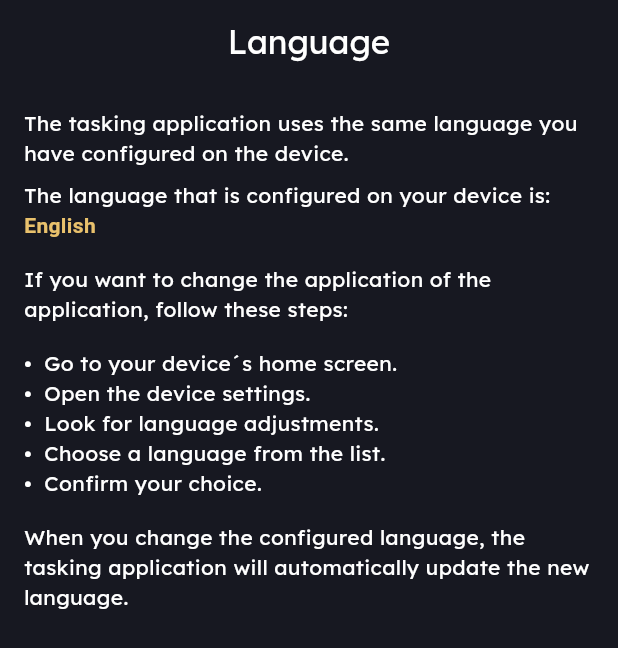
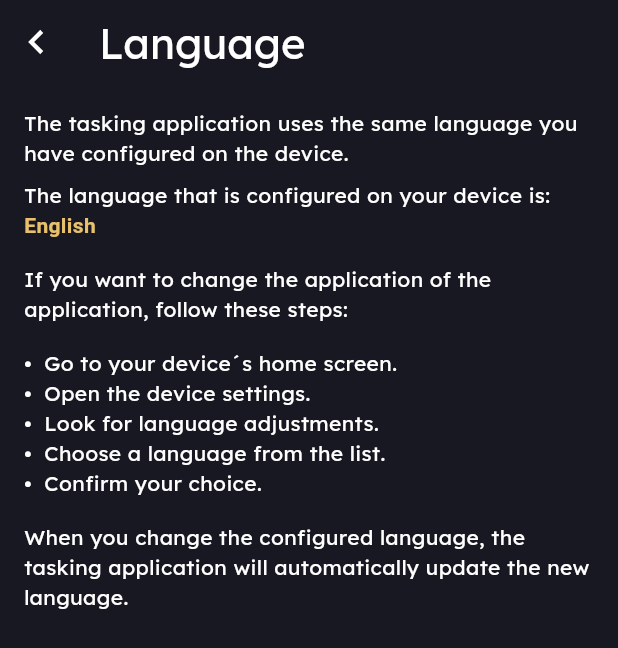
Before and after one commit to axelromandev/tasking_app, a Flutter app: the LanguagePage screen opened by its route, on a phone screen of 412 x 824 dp. Shown: the top 648 px of the screen. Run offline on Flutter 3.47's test engine with Material 3 defaults, Android fonts, the phone set to English and light mode, and no system bars; our stand-ins replace firebase_auth, firebase_core, flutter_dotenv, flutter_local_notifications, flutter_riverpod, flutter_svg and 14 more; missing offline and left inert: flex_color_picker; accounts and stored records are empty; generated files the repository leaves out were written again.

Commit message:
🧹 chore: Update code formatting and improve readability

```diff
--- a/analysis_options.yaml
+++ b/analysis_options.yaml
@@ -2,7 +2,7 @@ include: package:flutter_lints/flutter.yaml
 
 analyzer:
   errors:
-    todo: info
+    todo: warning
     prefer_const_constructors: warning
     avoid_empty_else: error
 
--- a/lib/features/presentation/pages/language_page.dart
+++ b/lib/features/presentation/pages/language_page.dart
@@ -1,5 +1,7 @@
 import 'package:flutter/material.dart';
 import 'package:gap/gap.dart';
+import 'package:go_router/go_router.dart';
+import 'package:icons_plus/icons_plus.dart';
 
 import '../../../config/const/constants.dart';
 import '../../../generated/l10n.dart';
@@ -9,6 +11,7 @@ class LanguagePage extends StatelessWidget {
 
   @override
   Widget build(BuildContext context) {
+    final style = Theme.of(context).textTheme;
     final colors = Theme.of(context).colorScheme;
 
     String language = Localizations.localeOf(context).languageCode == 'en'
@@ -17,11 +20,16 @@ class LanguagePage extends StatelessWidget {
 
     return Scaffold(
       appBar: AppBar(
+        leading: IconButton(
+          onPressed: () => context.pop(),
+          icon: const Icon(BoxIcons.bx_chevron_left, size: 35),
+        ),
+        leadingWidth: 50,
         title: Text(
           S.of(context).language,
-          style: const TextStyle(color: Colors.white),
+          style: style.headlineMedium,
         ),
-        centerTitle: true,
+        centerTitle: false,
       ),
       body: Container(
         padding: const EdgeInsets.all(defaultPadding),
--- a/lib/features/presentation/providers/list_tasks_provider.dart
+++ b/lib/features/presentation/providers/list_tasks_provider.dart
@@ -38,7 +38,6 @@ class _Notifier extends StateNotifier<ListTasks?> {
 
   Future<void> onDelete() async {
     if (state == null) return;
-    //TODO: check if list has tasks
     await _listTasksRepository.delete(state!.id);
     state = null;
   }
```
